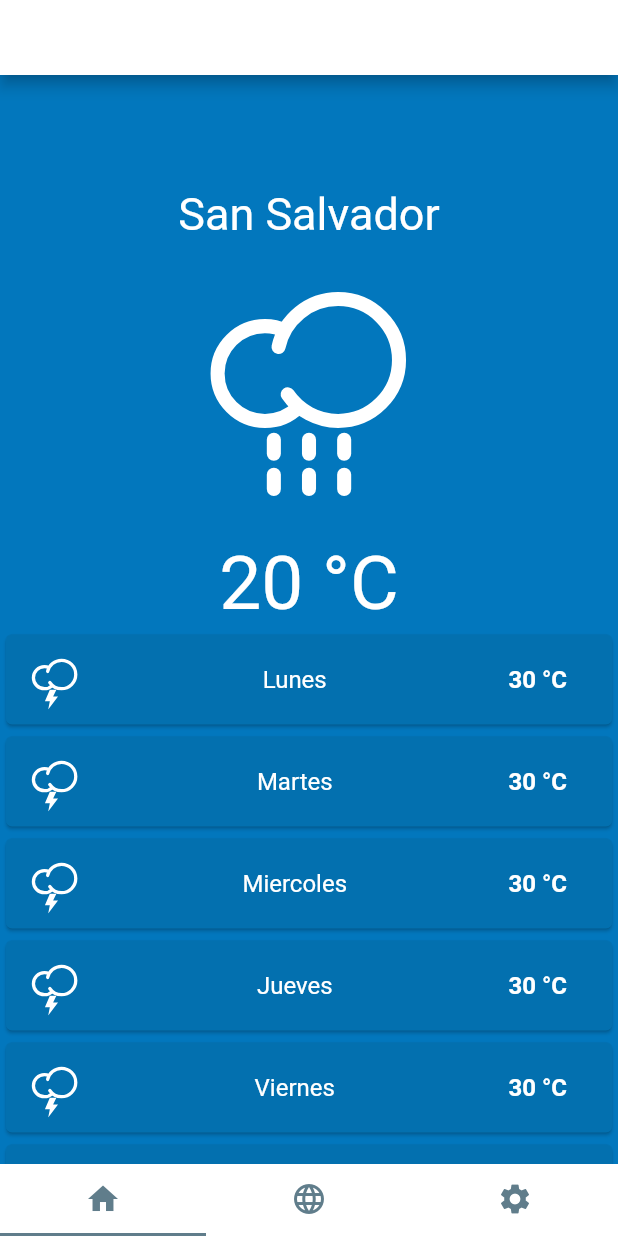
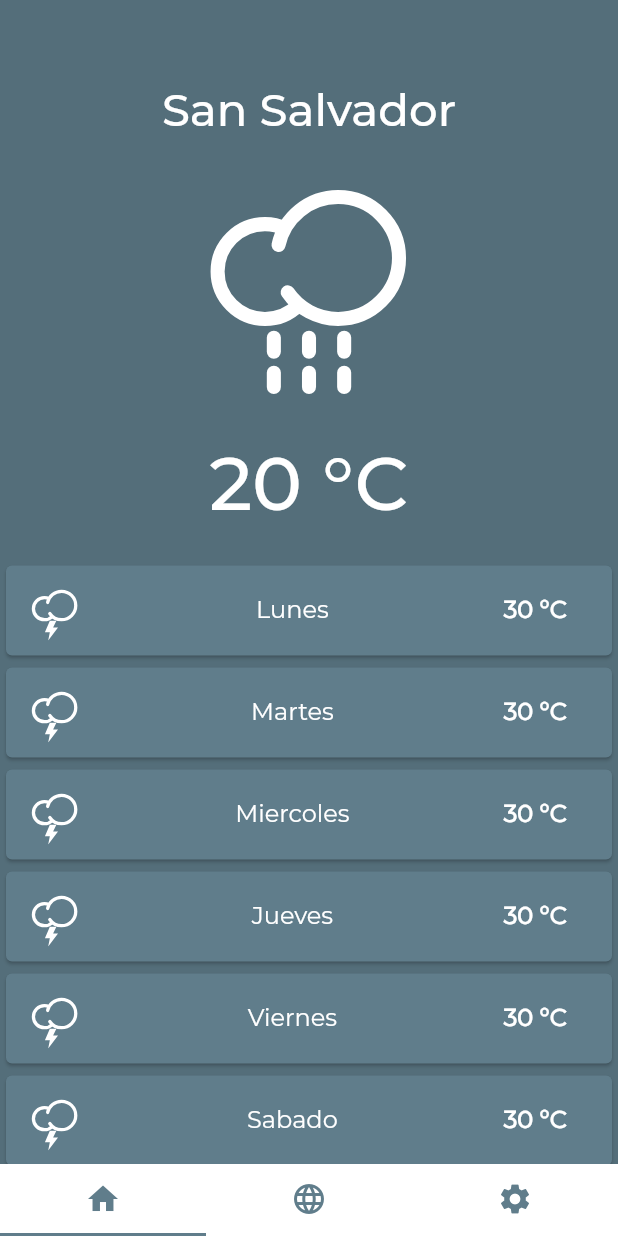
Before and after one commit to L3X7/flutter-weather-app, a Flutter app: the screen it shows after launch, on a phone screen of 412 x 824 dp. Run offline on Flutter 3.47's test engine with Material 2 defaults, Android fonts, the phone set to English and light mode, and no system bars; our stand-ins replace flutter_svg.

Commit message:
Add fonts, changes in tabs

```diff
--- a/lib/main.dart
+++ b/lib/main.dart
@@ -3,12 +3,15 @@ import 'package:weather_app/tabs/home.dart';
 import 'package:weather_app/tabs/cities.dart';
 import 'package:weather_app/tabs/settings.dart';
 
+final int _colorGrey = 0xff546e7a;
+
+final int _backgroundColorBlueGrey = 0xff263238;
+
+
 void main() => runApp(MaterialApp(
       title: 'Main App',
       home: MainApp(),
     ));
-
-final int _backgroundColorBlueGrey = 0xff263238;
 
 class MainApp extends StatefulWidget {
   @override
@@ -23,7 +26,7 @@ class MainApp extends StatefulWidget {
 class MainAppState extends State<MainApp> with SingleTickerProviderStateMixin {
   TabController _tabController;
   bool _visibilityAppBar = false;
-  double _sizeAppBar = 50.0;
+  double _sizeAppBar = 0.0;
 
   @override
   void initState() {
@@ -49,15 +52,6 @@ class MainAppState extends State<MainApp> with SingleTickerProviderStateMixin {
   @override
   Widget build(BuildContext context) {
     return Scaffold(
-      appBar: PreferredSize(
-          child: AppBar(
-            toolbarOpacity: _visibilityAppBar ? 1.0 : 00,
-            backgroundColor: Colors.white,
-            actions: <Widget>[
-              IconButton(icon: Icon(Icons.add, color: Colors.black,), onPressed: null, tooltip: 'Agregar Ciudad',)
-            ],
-          ),
-          preferredSize: Size.fromHeight(_sizeAppBar)),
       body: new TabBarView(
         children: <Widget>[
           new Home(),
--- a/lib/tabs/home.dart
+++ b/lib/tabs/home.dart
@@ -21,8 +21,8 @@ final int _colorDarkGrey = 0xff455a64;
 
 final String _imgRainThunder = 'images/lightning-rain.svg';
 
-final int _colorGreyLight = 0xff90a4ae;
-final int _colorDarkGreyLight = 0xff455a64;
+final int _colorGreyLight = 0xff607d8b;
+final int _colorDarkGreyLight = 0xff607d8b;
 
 final String _imgCloudSun = 'images/cloud-sun.svg';
 
@@ -44,7 +44,7 @@ class Home extends StatelessWidget {
       padding: EdgeInsets.only(top: 45.00),
       child: Text(
         'San Salvador',
-        style: TextStyle(fontSize: 30, color: Colors.white),
+        style: TextStyle(fontSize: 30, color: Colors.white, fontFamily: 'Montserrat_Medium'),
       ),
     );
 
@@ -62,14 +62,13 @@ class Home extends StatelessWidget {
       padding: EdgeInsets.only(top: 20.00),
       child: Text(
         '20 °C',
-        style: TextStyle(fontSize: 50, color: Colors.white),
+        style: TextStyle(fontSize: 50, color: Colors.white, fontFamily: 'Montserrat_Medium'),
       ),
     );
 
-
     for (var i = 0; i < 6; i++) {
       _cards.add(new Card(
-        color: Color(_colorDarkBlue),
+        color: Color(_colorGreyLight),
         child: Row(
           mainAxisAlignment: MainAxisAlignment.spaceBetween,
           children: <Widget>[
@@ -89,7 +88,7 @@ class Home extends StatelessWidget {
                 Container(
                   child: Text(
                     _days[i],
-                    style: TextStyle(color: Colors.white, fontSize: 16),
+                    style: TextStyle(color: Colors.white, fontSize: 16, fontFamily: 'Montserrat_Regular'),
                   ),
                 )
               ],
@@ -103,6 +102,7 @@ class Home extends StatelessWidget {
                     style: TextStyle(
                         color: Colors.white,
                         fontWeight: FontWeight.bold,
+                        fontFamily: 'Montserrat_Regular',
                         fontSize: 16),
                   ),
                 )
@@ -116,19 +116,23 @@ class Home extends StatelessWidget {
     // TODO: implement build
     return new Scaffold(
       body: new Container(
-        padding: EdgeInsets.only(top: 30.0),
+        padding: EdgeInsets.only(top: 10.0),
         width: double.infinity,
         height: double.infinity,
-        color: new Color(_colorBlue),
+        color: new Color(_colorGrey),
         child: new Column(
           children: <Widget>[
             Row(
               children: <Widget>[
-                Expanded(
+                new Expanded(
+                  child: new Container(
                     child: new Column(
                       crossAxisAlignment: CrossAxisAlignment.center,
                       children: <Widget>[textCity, imageWeather, textWeather],
-                    ))
+                    ),
+                    padding: EdgeInsets.only(bottom: 20),
+                  ),
+                )
               ],
             ),
             Expanded(
```
Also changed, not shown: lib/tabs/cities.dart (+21 -3 lines), pubspec.yaml (+15 -0 lines), fonts/Montserrat-Bold.ttf (added), fonts/Montserrat-Light.ttf (added), fonts/Montserrat-Medium.ttf (added), fonts/Montserrat-Regular.ttf (added).
